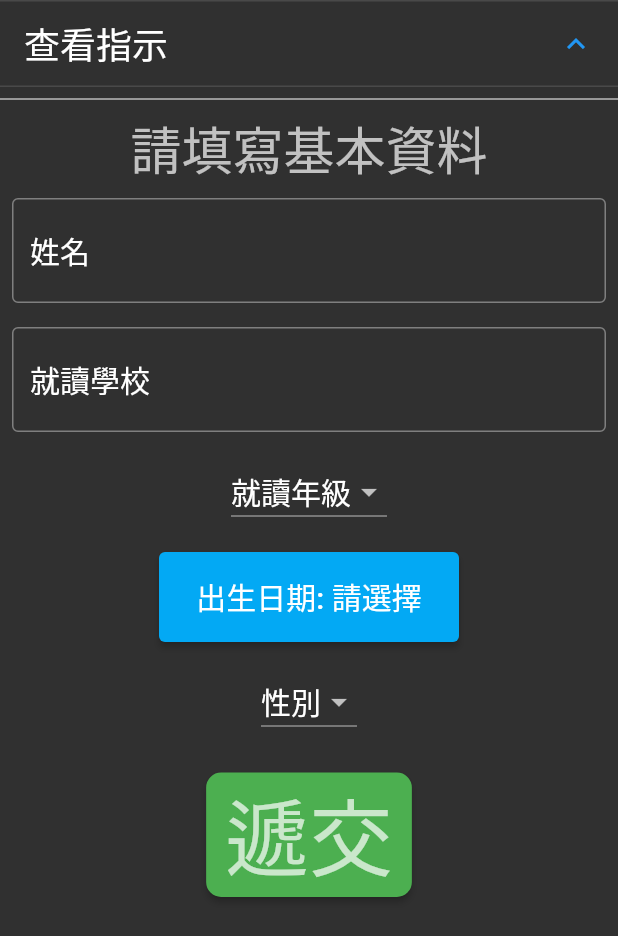
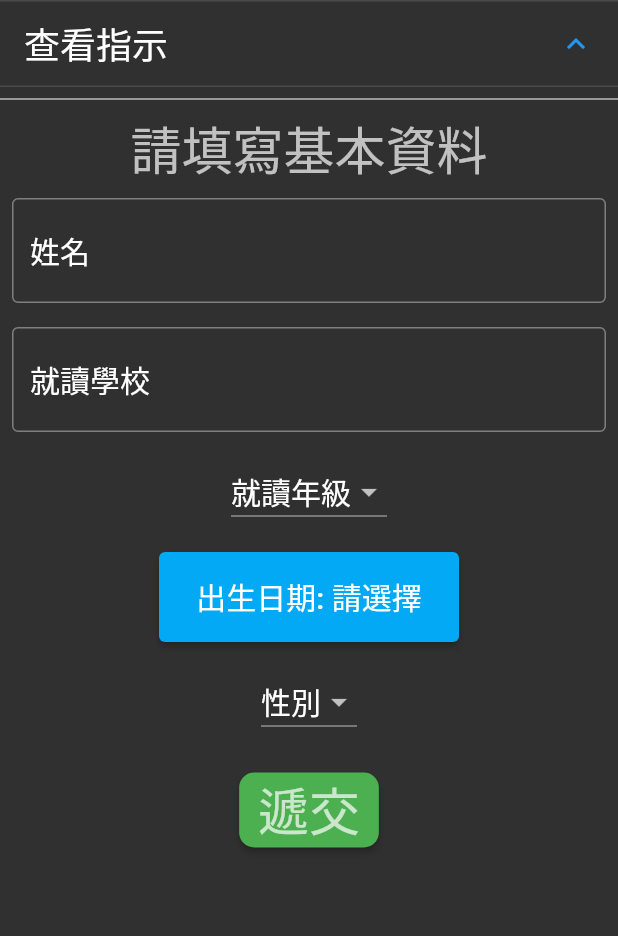
Before and after one commit to PunnyBunny/Quiz, a Flutter app: the screen it shows after launch, on a phone screen of 412 x 824 dp. Shown: the top 936 px of the screen. Run offline on Flutter 3.47's test engine with Material 2 defaults, Android fonts, the light colour scheme and no system bars; our stand-ins replace permission_handler; missing offline and left inert: flutter_archive, flutter_sound, random_color; accounts and stored records are empty; generated files the repository leaves out were written again.

Commit message:
make submit button smaller

```diff
--- a/lib/src/info_form.dart
+++ b/lib/src/info_form.dart
@@ -187,7 +187,7 @@ class _InformationFormState extends State<InformationForm> {
               RoundedRectangleBorder(borderRadius: BorderRadius.circular(10.0)),
           primary: Colors.green,
         ),
-        child: Text('遞交', style: Theme.of(context).textTheme.headline2),
+        child: Text('遞交', style: Theme.of(context).textTheme.headline4),
         onPressed: () async {
           setState(() {
             _nameWarning = _name == null;
```
